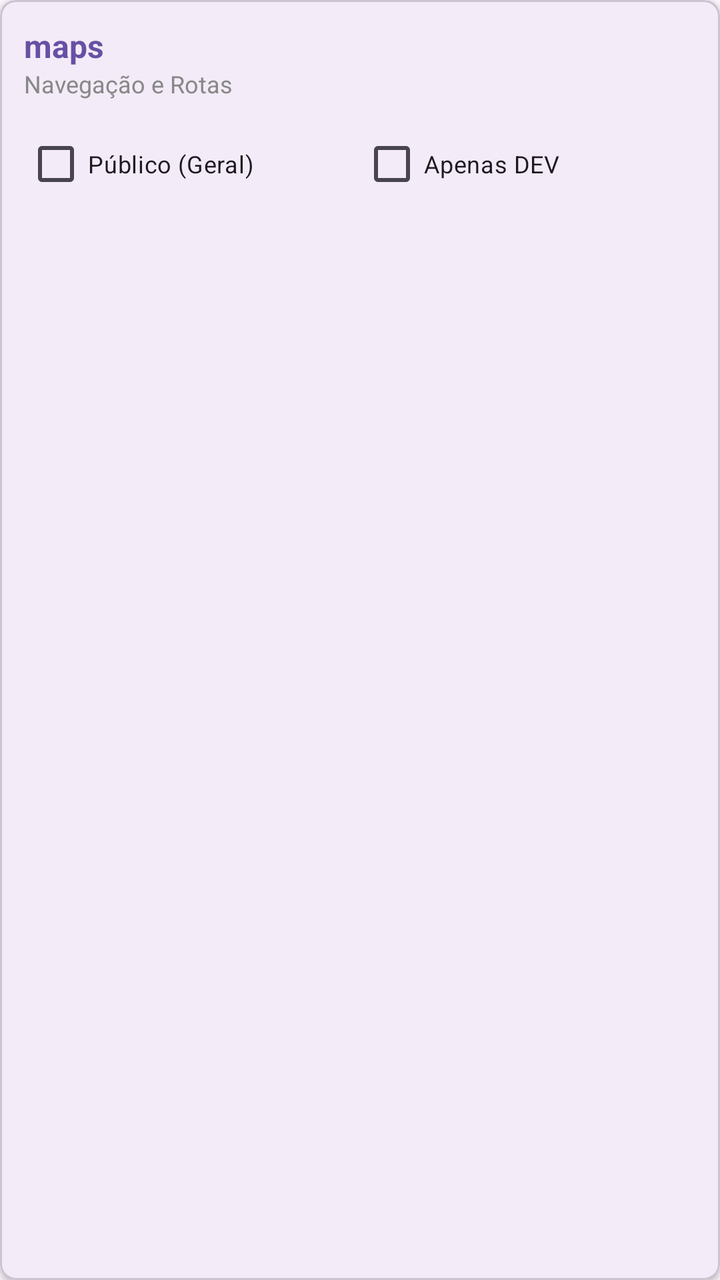
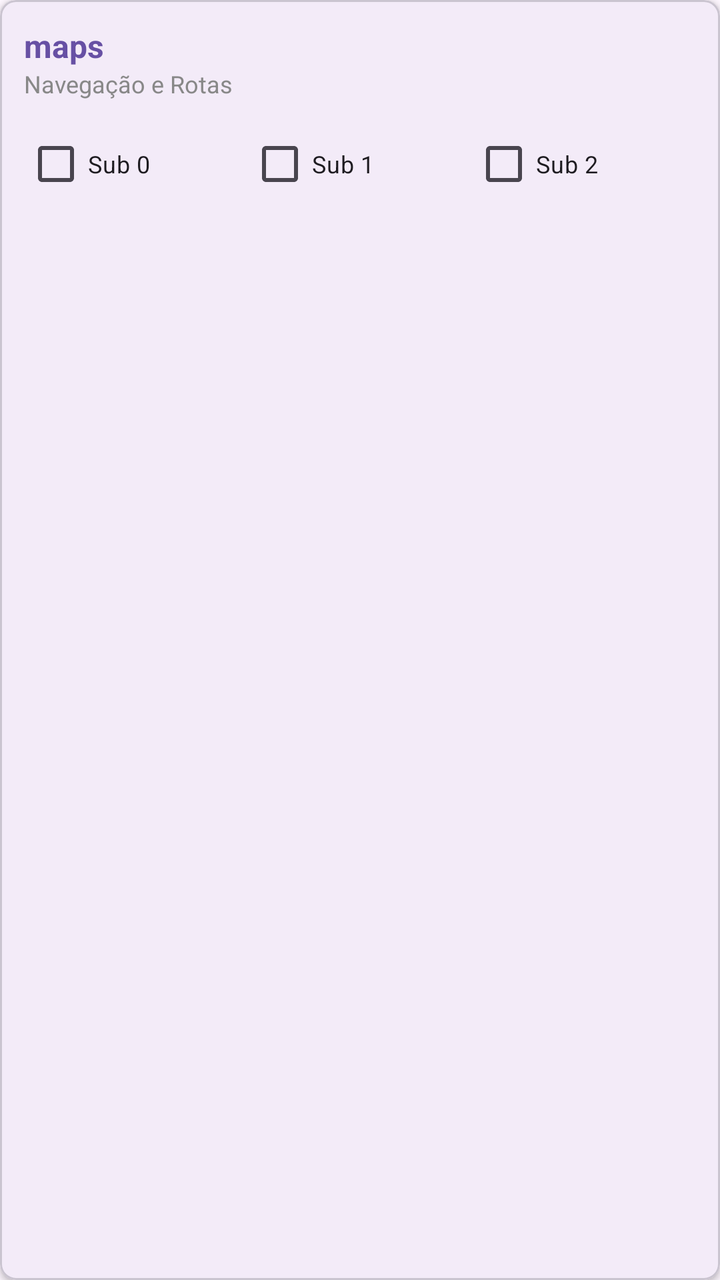

Screens rendered from an Android XML layout before and after an edit, with the pre-edit source and the edit as a unified diff.
<!-- AndroidManifest.xml: application theme Theme.Entregas -->
<!-- res/layout/item_dev_menu_config.xml -->
<?xml version="1.0" encoding="utf-8"?>
<com.google.android.material.card.MaterialCardView xmlns:android="http://schemas.android.com/apk/res/android"
    xmlns:app="http://schemas.android.com/apk/res-auto"
    android:layout_width="match_parent"
    android:layout_height="wrap_content"
    android:layout_marginBottom="8dp"
    app:cardCornerRadius="8dp"
    app:cardElevation="2dp">

    <LinearLayout
        android:layout_width="match_parent"
        android:layout_height="wrap_content"
        android:orientation="vertical"
        android:padding="12dp">

        <TextView
            android:id="@+id/textMenuId"
            android:layout_width="wrap_content"
            android:layout_height="wrap_content"
            android:text="maps"
            android:textStyle="bold"
            android:textSize="16sp"
            android:textColor="?attr/colorPrimary"/>

        <TextView
            android:id="@+id/textMenuDescription"
            android:layout_width="wrap_content"
            android:layout_height="wrap_content"
            android:text="Navegação e Rotas"
            android:textSize="12sp"
            android:textColor="#888888"
            android:layout_marginBottom="8dp"/>

        <LinearLayout
            android:layout_width="match_parent"
            android:layout_height="wrap_content"
            android:orientation="horizontal">

            <CheckBox
                android:id="@+id/checkPublic"
                android:layout_width="0dp"
                android:layout_height="wrap_content"
                android:layout_weight="1"
                android:text="Público (Geral)"
                android:textSize="12sp"/>

            <CheckBox
                android:id="@+id/checkDevOnly"
                android:layout_width="0dp"
                android:layout_height="wrap_content"
                android:layout_weight="1"
                android:text="Apenas DEV"
                android:textSize="12sp"/>

        </LinearLayout>
    </LinearLayout>
</com.google.android.material.card.MaterialCardView>
<!-- resources referenced by this layout -->
<resources>
  <style name="Theme.Entregas" parent="Base.Theme.Entregas" />
  <style name="Base.Theme.Entregas" parent="Theme.Material3.DayNight.NoActionBar">
          
          
          <item name="popupMenuStyle">@style/Widget.App.PopupMenu</item>
      </style>
  <style name="Widget.App.PopupMenu" parent="Widget.Material3.PopupMenu">
          <item name="android:popupBackground">@drawable/bg_popup_rounded</item>
      </style>
  <!-- drawable bg_popup_rounded (drawable) -->
  <?xml version="1.0" encoding="utf-8"?>
  <shape xmlns:android="http://schemas.android.com/apk/res/android">
      <solid android:color="?attr/colorSurface" />
      <corners android:radius="16dp" />
  </shape>
</resources>

<!-- the commit's change to res/layout/item_dev_menu_config.xml (unified diff, before → after) -->
@@ -37,19 +37,27 @@
             android:orientation="horizontal">
 
             <CheckBox
-                android:id="@+id/checkPublic"
+                android:id="@+id/checkSub0"
                 android:layout_width="0dp"
                 android:layout_height="wrap_content"
                 android:layout_weight="1"
-                android:text="Público (Geral)"
+                android:text="Sub 0"
                 android:textSize="12sp"/>
 
             <CheckBox
-                android:id="@+id/checkDevOnly"
+                android:id="@+id/checkSub1"
                 android:layout_width="0dp"
                 android:layout_height="wrap_content"
                 android:layout_weight="1"
-                android:text="Apenas DEV"
+                android:text="Sub 1"
+                android:textSize="12sp"/>
+
+            <CheckBox
+                android:id="@+id/checkSub2"
+                android:layout_width="0dp"
+                android:layout_height="wrap_content"
+                android:layout_weight="1"
+                android:text="Sub 2"
                 android:textSize="12sp"/>
 
         </LinearLayout>
